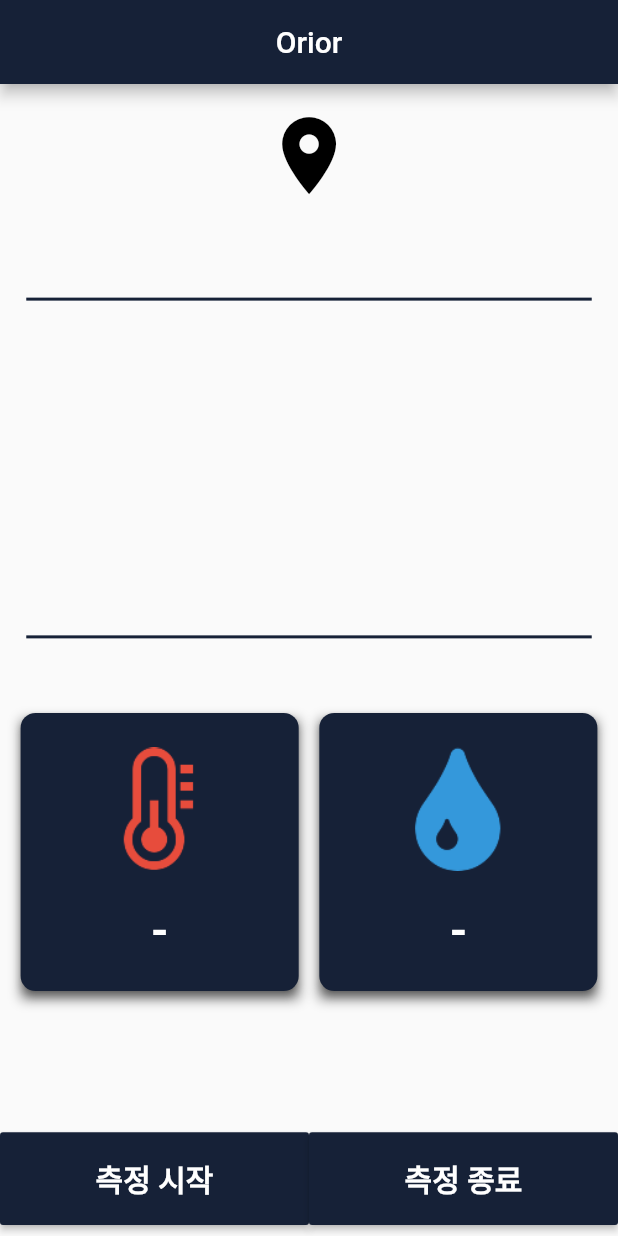
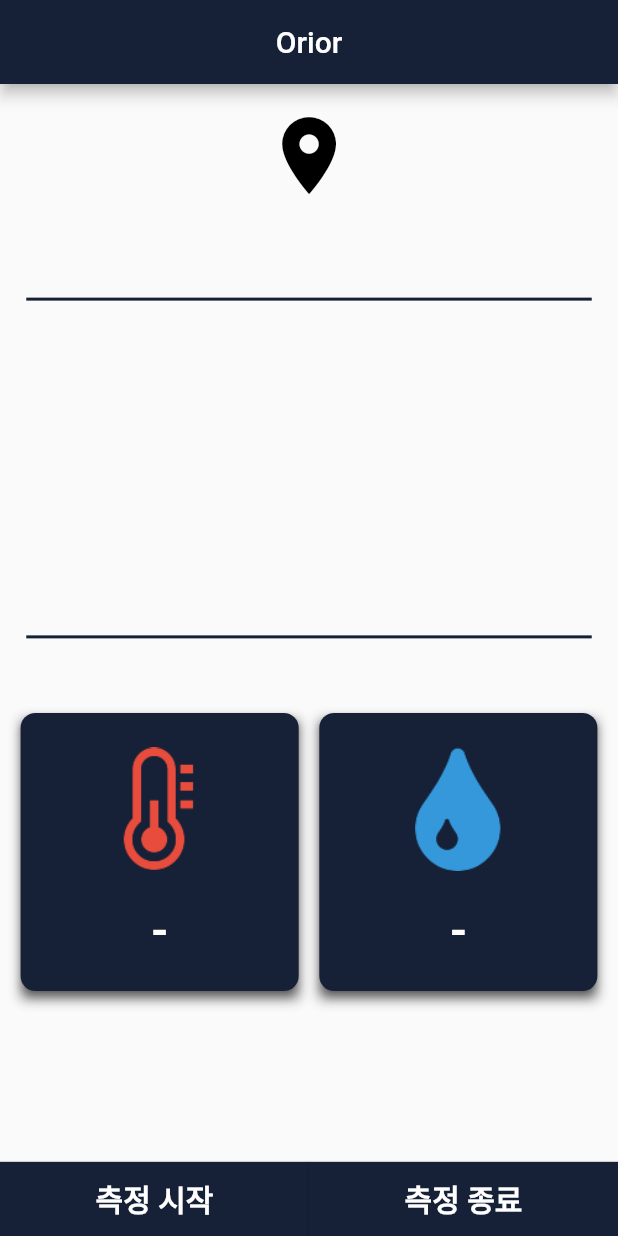
Before and after one commit to jonghapark/BnTrackerV, a Flutter app: the screen it shows after launch, on a phone screen of 412 x 824 dp. Run offline on Flutter 3.47's test engine with Material 2 defaults, Android fonts, the phone set to English and light mode, and no system bars; our stand-ins replace location, permission_handler; missing offline and left inert: dart:ffi, flutter_ble_lib, geocoder, qrscan.

Commit message:
Update screen_scan.dart

```diff
--- a/flutter/BnTrackerV2/lib/component/screen_scan.dart
+++ b/flutter/BnTrackerV2/lib/component/screen_scan.dart
@@ -36,7 +36,8 @@ class ScanscreenState extends State<Scanscreen> {
   StreamSubscription<loc.LocationData> _locationSubscription;
   String _error;
   String geolocation;
-  String currentDeviceName;
+  String currentDeviceName = '';
+  // double width;
 
   String currentTemp;
   String currentHumi;
@@ -44,6 +45,7 @@ class ScanscreenState extends State<Scanscreen> {
   @override
   void initState() {
     super.initState();
+    //width = MediaQuery.of(context).size.width;
     currentDeviceName = '';
     currentTemp = '-';
     currentHumi = '-';
@@ -73,12 +75,14 @@ class ScanscreenState extends State<Scanscreen> {
       if (!_isScanning) {
         scan();
       }
+      if (this.geolocation != first.addressLine) {
         setState(() {
           _error = null;
           this.currentLocation = currentLocation;
 
           this.geolocation = first.addressLine;
         });
+      }
     });
   }
 
@@ -332,16 +336,20 @@ class ScanscreenState extends State<Scanscreen> {
     setState(() {
       message = '총 ' + dataSize.toString() + '개의 데이터 전송중';
     });
+    int count = 0;
     for (var i = 0; i < dataSize; i++) {
-      if ((((i / dataSize) * 100) % 10) == 0) {
+      //  if ((((i * 100 / dataSize)) % 10) == 0) {
+      count++;
+      if (count % 10 == 0) {
         setState(() {
           message = '총 ' +
               dataSize.toString() +
               '개의 데이터 전송중 ' +
-              (i / dataSize * 100).toStringAsFixed(0) +
+              (i * 100 / dataSize).toStringAsFixed(0) +
               '%';
         });
       }
+
       Data data = new Data();
       DateTime datatime;
       var values_setIndex = await _curPeripheral.writeCharacteristic(
@@ -422,7 +430,7 @@ class ScanscreenState extends State<Scanscreen> {
     }
     await _curPeripheral.disconnectOrCancelConnection();
     setState(() {
-      message = '측정이 완료되었습니다.';
+      message = '총 ' + dataSize.toString() + '개 데이터 전송 완료';
     });
     // setState(() {
     //   _statusText += 'end';
@@ -533,11 +541,11 @@ class ScanscreenState extends State<Scanscreen> {
               // itemBuilder: (context, index) () ListView.builder()
               // 처음에 1.. 시작하면 2, connected 3 disconnected 4
               // 리스트중 한개를 탭(터치) 하면 해당 디바이스와 연결을 시도한다.
-              bool currentState = false;
-              setState(() {
-                processState = 2;
-              });
-              connect(index);
+              // bool currentState = false;
+              // setState(() {
+              //   processState = 2;
+              // });
+              // connect(index);
             });
       },
     );
@@ -583,7 +591,7 @@ class ScanscreenState extends State<Scanscreen> {
       setState(() {
         //BLE 상태가 변경되면 화면도 갱신
         _isScanning = true;
-        setBLEState('스캔중');
+        setBLEState('<스캔중>');
       });
     } else {
       //스캔중이었으면 스캔 중지
@@ -677,7 +685,7 @@ class ScanscreenState extends State<Scanscreen> {
         case PeripheralConnectionState.connecting:
           {
             print('연결중입니당!');
-            setBLEState('연결 중');
+            setBLEState('<연결 중>');
           } //연결중
           break;
         case PeripheralConnectionState.disconnected:
@@ -685,7 +693,7 @@ class ScanscreenState extends State<Scanscreen> {
             //해제됨
             _connected = false;
             print("${peripheral.name} has DISCONNECTED");
-            setBLEState('연결 종료');
+            setBLEState('<연결 종료>');
             if (processState == 2) {
               setState(() {
                 processState = 4;
@@ -696,7 +704,7 @@ class ScanscreenState extends State<Scanscreen> {
           break;
         case PeripheralConnectionState.disconnecting:
           {
-            setBLEState('연결 종료중');
+            setBLEState('<연결 종료중>');
           } //해제중
           break;
         default:
@@ -795,7 +803,7 @@ class ScanscreenState extends State<Scanscreen> {
               ),
             ],
           )),
-          body: Center(
+          body: Container(
             child: Column(
               children: <Widget>[
                 Expanded(
@@ -808,7 +816,9 @@ class ScanscreenState extends State<Scanscreen> {
                           color: Colors.black,
                           size: MediaQuery.of(context).size.width * 0.15,
                         ),
-                        currentLocation != null ? Text(geolocation) : Text(''),
+                        currentLocation != null
+                            ? Text(geolocation.substring(5, geolocation.length))
+                            : Text(''),
                       ],
                     )),
                 Expanded(
@@ -925,15 +935,17 @@ class ScanscreenState extends State<Scanscreen> {
                   flex: 1,
                   child: Container(
                       child: Column(
-                    mainAxisAlignment: MainAxisAlignment.spaceEvenly,
+                    mainAxisAlignment: MainAxisAlignment.spaceBetween,
                     children: [
                       Column(
                         mainAxisAlignment: MainAxisAlignment.center,
                         children: [
-                          Text(
+                          currentDeviceName != null
+                              ? Text(
                                   currentDeviceName + ' ' + _statusText,
                                   style: startTextStyle,
-                          ),
+                                )
+                              : Text(''),
                           processState == 4
                               ? Text(
                                   '연결에 실패했습니다.',
@@ -947,7 +959,7 @@ class ScanscreenState extends State<Scanscreen> {
                         children: [
                           Container(
                               width: MediaQuery.of(context).size.width * 0.5,
-                              height: MediaQuery.of(context).size.width * 0.15,
+                              height: MediaQuery.of(context).size.width * 0.12,
                               decoration: BoxDecoration(
                                 border: Border(),
                               ),
@@ -955,13 +967,17 @@ class ScanscreenState extends State<Scanscreen> {
                                 //padding: EdgeInsets.all(1),
                                 onPressed: () async {
                                   scan();
+                                  setState(() {
+                                    currentHumi = '-';
+                                    currentTemp = '-';
+                                  });
                                   currentMode = 'Start';
                                   String checkPermission =
                                       await _checkPermissionCamera();
                                   if (checkPermission == 'Pass') {
                                     String result = await scanner.scan();
 
-                                    if (result != '') {
+                                    if (result != null) {
                                       setState(() {
                                         currentDeviceName = result;
                                       });
@@ -970,9 +986,9 @@ class ScanscreenState extends State<Scanscreen> {
                                     }
                                   }
                                 },
-                                // shape: RoundedRectangleBorder(
-                                //     borderRadius:
-                                //         BorderRadius.all(Radius.circular(10))),
+                                shape: RoundedRectangleBorder(
+                                    borderRadius:
+                                        BorderRadius.all(Radius.circular(0))),
                                 color: Color.fromRGBO(22, 33, 55, 1),
                                 child: Container(
                                   child:
@@ -981,7 +997,7 @@ class ScanscreenState extends State<Scanscreen> {
                               )),
                           Container(
                               width: MediaQuery.of(context).size.width * 0.5,
-                              height: MediaQuery.of(context).size.width * 0.15,
+                              height: MediaQuery.of(context).size.width * 0.12,
                               decoration: BoxDecoration(
                                 border: Border(),
                               ),
@@ -989,6 +1005,10 @@ class ScanscreenState extends State<Scanscreen> {
                                 //padding: EdgeInsets.all(1),
                                 onPressed: () async {
                                   scan();
+                                  setState(() {
+                                    currentHumi = '-';
+                                    currentTemp = '-';
+                                  });
                                   currentMode = 'End';
                                   String checkPermission =
                                       await _checkPermissionCamera();
@@ -1002,9 +1022,9 @@ class ScanscreenState extends State<Scanscreen> {
                                     }
                                   }
                                 },
-                                // shape: RoundedRectangleBorder(
-                                //     borderRadius:
-                                //         BorderRadius.all(Radius.circular(10))),
+                                shape: RoundedRectangleBorder(
+                                    borderRadius:
+                                        BorderRadius.all(Radius.circular(0))),
                                 color: Color.fromRGBO(22, 33, 55, 1),
                                 child: Container(
                                   child:
@@ -1030,7 +1050,7 @@ class ScanscreenState extends State<Scanscreen> {
   }
 
   TextStyle startTextStyle = TextStyle(
-    fontSize: 19,
+    fontSize: 16,
     color: Color.fromRGBO(22, 33, 55, 1),
     fontWeight: FontWeight.w600,
   );
```
Lines whose indentation alone changed are shown as unchanged.
